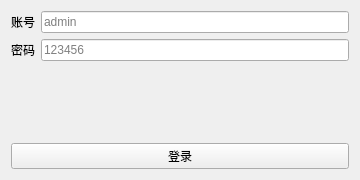
Old version of the form admin/ui/loginwindow.ui in the repository NJX-njx/ev-charging-pile-management-platform.
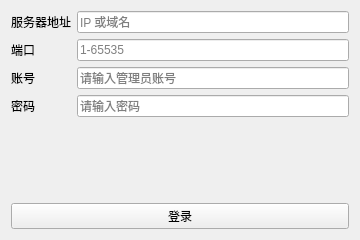
New version of the form.

Commit message:
admin: 登录页服务器地址/端口配置（QSettings持久化）与中文输入修复
- 登录页新增服务器地址/端口输入，默认 127.0.0.1:8888，QSettings 持久化，登录时按输入连接
- 去除账号密码默认值的展示性预填，placeholder 改为中性提示
- 连接失败 5 秒超时提示并放弃重连（SocketClient 新增 abortConnection/host/port）
- 修复中文输入根因：桌面会话 QT_IM_MODULE=fcitx 指向 Qt6 不存在的输入法插件
  （Ubuntu 22.04 仅有 fcitx5-frontend-qt5），导致整个应用无任何输入法；
  启动时校验并在缺失时清除该环境变量，回退 Qt 默认输入法选择

Diff of the .ui file:
```diff
--- a/admin/ui/loginwindow.ui
+++ b/admin/ui/loginwindow.ui
@@ -7,7 +7,7 @@
     <x>0</x>
     <y>0</y>
     <width>360</width>
-    <height>180</height>
+    <height>240</height>
    </rect>
   </property>
   <property name="windowTitle">
@@ -17,33 +17,61 @@
    <item>
     <layout class="QFormLayout" name="formLayout">
      <item row="0" column="0">
+      <widget class="QLabel" name="labelHost">
+       <property name="text">
+        <string>服务器地址</string>
+       </property>
+      </widget>
+     </item>
+     <item row="0" column="1">
+      <widget class="QLineEdit" name="lineEditHost">
+       <property name="placeholderText">
+        <string>IP 或域名</string>
+       </property>
+      </widget>
+     </item>
+     <item row="1" column="0">
+      <widget class="QLabel" name="labelPort">
+       <property name="text">
+        <string>端口</string>
+       </property>
+      </widget>
+     </item>
+     <item row="1" column="1">
+      <widget class="QLineEdit" name="lineEditPort">
+       <property name="placeholderText">
+        <string>1-65535</string>
+       </property>
+      </widget>
+     </item>
+     <item row="2" column="0">
       <widget class="QLabel" name="labelUser">
        <property name="text">
         <string>账号</string>
        </property>
       </widget>
      </item>
-     <item row="0" column="1">
+     <item row="2" column="1">
       <widget class="QLineEdit" name="lineEditUser">
        <property name="placeholderText">
-        <string>admin</string>
+        <string>请输入管理员账号</string>
        </property>
       </widget>
      </item>
-     <item row="1" column="0">
+     <item row="3" column="0">
       <widget class="QLabel" name="labelPass">
        <property name="text">
         <string>密码</string>
        </property>
       </widget>
      </item>
-     <item row="1" column="1">
+     <item row="3" column="1">
       <widget class="QLineEdit" name="lineEditPass">
        <property name="echoMode">
         <enum>QLineEdit::Password</enum>
        </property>
        <property name="placeholderText">
-        <string>123456</string>
+        <string>请输入密码</string>
        </property>
       </widget>
      </item>
```
The commit also changes 5 other files.
